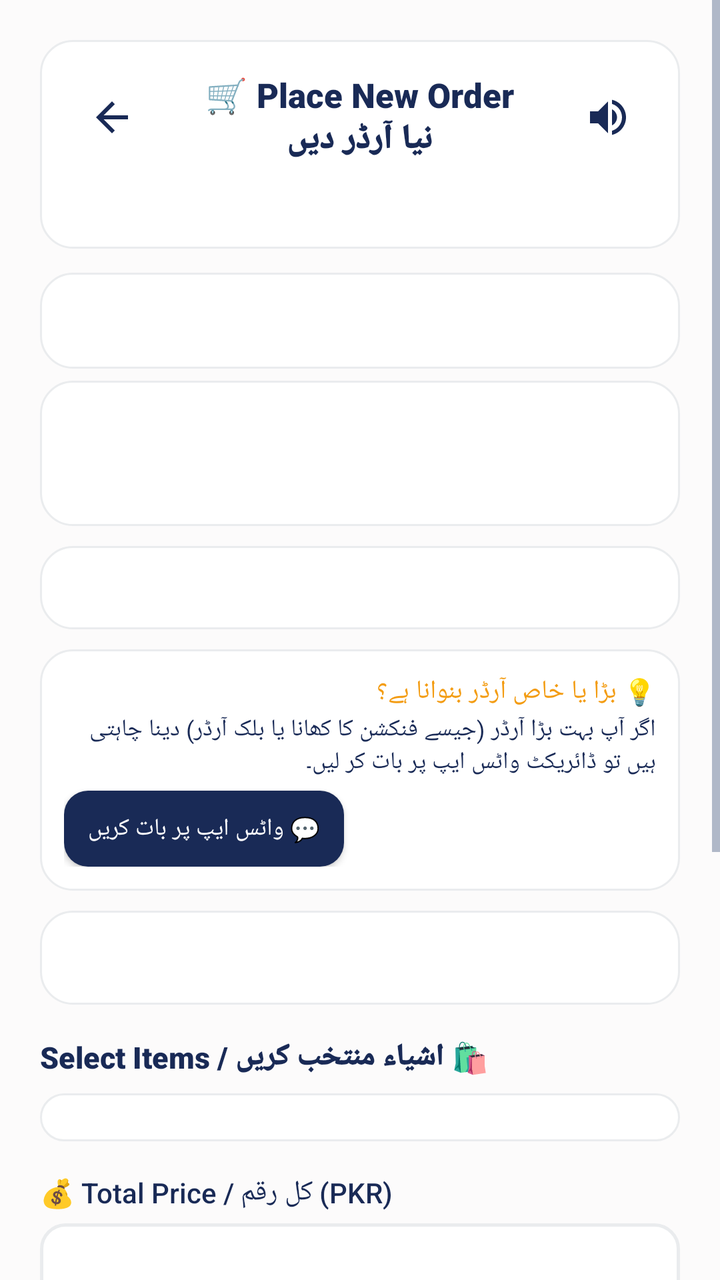
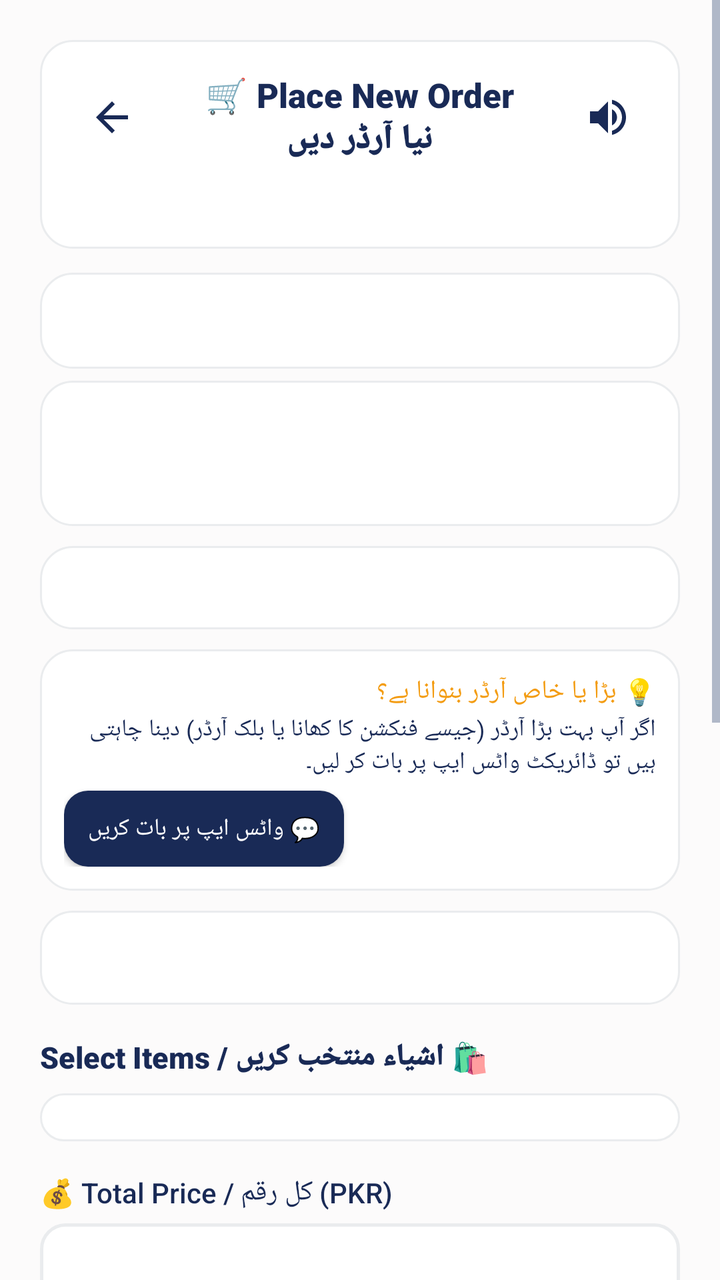

The first picture is an Android layout as it rendered before a commit; the second is the same layout after the commit. The layout source and the unified diff follow.
<!-- AndroidManifest.xml: application theme Theme.SheEmpower -->
<!-- res/layout/activity_place_order.xml -->
<?xml version="1.0" encoding="utf-8"?>
<ScrollView xmlns:android="http://schemas.android.com/apk/res/android"
    xmlns:app="http://schemas.android.com/apk/res-auto"
    android:layout_width="match_parent"
    android:layout_height="match_parent"
    android:background="@color/background">

    <LinearLayout
        android:layout_width="match_parent"
        android:layout_height="wrap_content"
        android:orientation="vertical"
        android:padding="20dp">

        
        <LinearLayout
            android:layout_width="match_parent"
            android:layout_height="wrap_content"
            android:background="@drawable/bg_skeu_card"
            android:orientation="vertical"
            android:padding="16dp"
            android:layout_marginBottom="12dp">

            <RelativeLayout
                android:layout_width="match_parent"
                android:layout_height="wrap_content">

                <ImageButton
                    android:id="@+id/btnBack"
                    android:layout_width="40dp"
                    android:layout_height="40dp"
                    android:layout_alignParentStart="true"
                    android:layout_centerVertical="true"
                    android:background="?attr/selectableItemBackgroundBorderless"
                    android:src="@drawable/ic_arrow_back"
                    app:tint="@color/text_primary"
                    android:contentDescription="Back" />

                <TextView
                    android:layout_width="wrap_content"
                    android:layout_height="wrap_content"
                    android:layout_centerInParent="true"
                    android:text="🛒 Place New Order\nنیا آرڈر دیں"
                    android:textColor="@color/text_primary"
                    android:textSize="17sp"
                    android:gravity="center"
                    android:fontFamily="sans-serif-black" />

                <ImageButton
                    android:id="@+id/btnSpeaker"
                    android:layout_width="40dp"
                    android:layout_height="40dp"
                    android:layout_alignParentEnd="true"
                    android:layout_centerVertical="true"
                    android:background="?attr/selectableItemBackgroundBorderless"
                    android:src="@drawable/ic_speaker"
                    app:tint="@color/text_primary"
                    android:contentDescription="Speaker" />
            </RelativeLayout>

            <TextView
                android:id="@+id/tvCategoryHeader"
                android:layout_width="match_parent"
                android:layout_height="wrap_content"
                android:textColor="@color/text_primary"
                android:fontFamily="sans-serif-bold"
                android:textSize="14sp"
                android:layout_marginTop="8dp" />

        </LinearLayout>

        <Spinner
            android:id="@+id/spinnerOrderCategory"
            android:layout_width="match_parent"
            android:layout_height="48dp"
            android:background="@drawable/bg_skeu_card"
            android:paddingStart="10dp"
            android:paddingEnd="10dp"
            android:layout_marginBottom="6dp" />

        <TextView
            android:id="@+id/tvPageIndicator"
            android:layout_width="match_parent"
            android:layout_height="wrap_content"
            android:gravity="center"
            android:textColor="@color/text_primary"
            android:fontFamily="sans-serif-bold"
            android:textSize="14sp"
            android:padding="10dp"
            android:background="@drawable/bg_skeu_card"
            android:layout_marginBottom="10dp"
            android:visibility="gone" />

        <LinearLayout
            android:layout_width="match_parent"
            android:layout_height="wrap_content"
            android:orientation="horizontal"
            android:background="@drawable/bg_skeu_card"
            android:padding="16dp"
            android:gravity="center_vertical">

            <LinearLayout
                android:layout_width="0dp"
                android:layout_height="wrap_content"
                android:layout_weight="1"
                android:orientation="vertical">

                <TextView
                    android:id="@+id/tvSellerName"
                    android:layout_width="wrap_content"
                    android:layout_height="wrap_content"
                    android:fontFamily="sans-serif-black"
                    android:textColor="#FFFFFF"
                    android:textSize="16sp" />

                <TextView
                    android:id="@+id/tvSellerMeta"
                    android:layout_width="wrap_content"
                    android:layout_height="wrap_content"
                    android:textColor="#FFFFFF" />
            </LinearLayout>

            <TextView
                android:id="@+id/tvSellerVerified"
                android:layout_width="wrap_content"
                android:layout_height="wrap_content"
                android:textColor="@color/success_green"
                android:fontFamily="sans-serif-bold" />
        </LinearLayout>

        <TextView
            android:id="@+id/tvDeliveryInfo"
            android:layout_width="match_parent"
            android:layout_height="wrap_content"
            android:background="@drawable/bg_skeu_card"
            android:padding="12dp"
            android:layout_marginTop="10dp"
            android:textColor="@color/text_primary"
            android:fontFamily="sans-serif-medium"
            android:textSize="13sp" />



        
        <LinearLayout
            android:id="@+id/cardBulkOrderNote"
            android:layout_width="match_parent"
            android:layout_height="wrap_content"
            android:orientation="vertical"
            android:background="@drawable/bg_skeu_card"
            android:padding="12dp"
            android:layout_marginTop="10dp">

            <TextView
                android:layout_width="match_parent"
                android:layout_height="wrap_content"
                android:text="💡 بڑا یا خاص آرڈر بنوانا ہے؟"
                android:fontFamily="sans-serif-bold"
                android:textColor="@color/warning_amber"
                android:textSize="13sp" />

            <TextView
                android:layout_width="match_parent"
                android:layout_height="wrap_content"
                android:text="اگر آپ بہت بڑا آرڈر (جیسے فنکشن کا کھانا یا بلک آرڈر) دینا چاہتی ہیں تو ڈائریکٹ واٹس ایپ پر بات کر لیں۔"
                android:textColor="@color/text_primary"
                android:textSize="12sp"
                android:layout_marginTop="2dp" />

            <Button
                android:id="@+id/btnBulkWhatsApp"
                android:layout_width="wrap_content"
                android:layout_height="38dp"
                android:text="💬 واٹس ایپ پر بات کریں"
                android:textSize="12sp"
                android:textColor="#FFFFFF"
                android:background="@drawable/bg_skeu_button_primary"
                android:paddingStart="12dp"
                android:paddingEnd="12dp"
                android:layout_marginTop="6dp" />
        </LinearLayout>

        <TextView
            android:id="@+id/tvSelectedItem"
            android:layout_width="match_parent"
            android:layout_height="wrap_content"
            android:background="@drawable/bg_skeu_card"
            android:padding="14dp"
            android:layout_marginTop="10dp"
            android:textColor="@color/text_primary"
            android:fontFamily="sans-serif-bold" />

        
        <TextView
            android:id="@+id/tvChecklistHeader"
            android:layout_width="wrap_content"
            android:layout_height="wrap_content"
            android:text="🛍️ اشیاء منتخب کریں / Select Items"
            android:fontFamily="sans-serif-black"
            android:textColor="@color/text_primary"
            android:textSize="15sp"
            android:layout_marginTop="16dp" />

        <TextView
            android:id="@+id/tvChecklistEmpty"
            android:layout_width="match_parent"
            android:layout_height="wrap_content"
            android:text="اس بیچنے والی کی کوئی چیز موجود نہیں"
            android:textColor="@color/text_secondary"
            android:visibility="gone"
            android:layout_marginTop="8dp" />

        <LinearLayout
            android:id="@+id/layoutProductChecklist"
            android:layout_width="match_parent"
            android:layout_height="wrap_content"
            android:orientation="vertical"
            android:background="@drawable/bg_skeu_card"
            android:padding="12dp"
            android:layout_marginTop="8dp" />

        
        <TextView
            android:id="@+id/tvProductFormTabHeader"
            android:layout_width="wrap_content"
            android:layout_height="wrap_content"
            android:text="📝 Select Product to Fill Form / فارم کے لیے چیز منتخب کریں"
            android:fontFamily="sans-serif-black"
            android:textColor="@color/text_primary"
            android:textSize="15sp"
            android:layout_marginTop="16dp"
            android:visibility="gone" />

        <LinearLayout
            android:id="@+id/layoutProductFormTabs"
            android:layout_width="match_parent"
            android:layout_height="wrap_content"
            android:orientation="vertical"
            android:layout_marginTop="8dp"
            android:visibility="gone" />

        <LinearLayout
            android:id="@+id/layoutDynamicFields"
            android:layout_width="match_parent"
            android:layout_height="wrap_content"
            android:orientation="vertical" />

        <TextView
            android:layout_width="wrap_content"
            android:layout_height="wrap_content"
            android:text="💰 Total Price / کل رقم (PKR)"
            android:textColor="@color/text_primary"
            android:fontFamily="sans-serif-medium"
            android:layout_marginTop="16dp" />

        <com.google.android.material.textfield.TextInputEditText
            android:id="@+id/etAmount"
            android:layout_width="match_parent"
            android:layout_height="52dp"
            android:inputType="number"
            android:padding="14dp"
            android:background="@drawable/bg_skeu_input"
            android:layout_marginTop="6dp" />

        <TextView
            android:id="@+id/tvAmountLockedNote"
            android:layout_width="match_parent"
            android:layout_height="wrap_content"
            android:textColor="@color/warning_amber"
            android:textSize="11sp"
            android:layout_marginTop="4dp"
            android:visibility="gone" />

        <LinearLayout
            android:id="@+id/layoutBuyerAddress"
            android:layout_width="match_parent"
            android:layout_height="wrap_content"
            android:orientation="vertical">

            <TextView
                android:layout_width="wrap_content"
                android:layout_height="wrap_content"
                android:text="📍 آپ کا ڈیلیوری پتہ"
                android:textColor="@color/text_primary"
                android:fontFamily="sans-serif-medium"
                android:layout_marginTop="16dp" />

            <com.google.android.material.textfield.TextInputEditText
                android:id="@+id/etAddress"
                android:layout_width="match_parent"
                android:layout_height="52dp"
                android:padding="14dp"
                android:background="@drawable/bg_skeu_input"
                android:layout_marginTop="6dp" />
        </LinearLayout>

        <TextView
            android:layout_width="wrap_content"
            android:layout_height="wrap_content"
            android:text="📝 اضافی نوٹس (اختیاری)"
            android:textColor="@color/text_primary"
            android:fontFamily="sans-serif-medium"
            android:layout_marginTop="16dp" />

        <com.google.android.material.textfield.TextInputEditText
            android:id="@+id/etNotes"
            android:layout_width="match_parent"
            android:layout_height="52dp"
            android:padding="14dp"
            android:background="@drawable/bg_skeu_input"
            android:layout_marginTop="6dp" />

        
        <LinearLayout
            android:id="@+id/layoutWizardNav"
            android:layout_width="match_parent"
            android:layout_height="wrap_content"
            android:orientation="horizontal"
            android:layout_marginTop="16dp"
            android:layout_marginBottom="8dp"
            android:visibility="gone">

            <Button
                android:id="@+id/btnOnlyThisOrder"
                android:layout_width="0dp"
                android:layout_height="48dp"
                android:layout_weight="1"
                android:layout_marginEnd="4dp"
                android:text="🛑 دیگر چیزیں نہیں چاہیے\nNo Other Items"
                android:textSize="11sp"
                android:fontFamily="sans-serif-bold"
                android:textColor="#FFFFFF"
                android:background="@drawable/bg_skeu_button_primary" />

            <Button
                android:id="@+id/btnBrowseMore"
                android:layout_width="0dp"
                android:layout_height="48dp"
                android:layout_weight="1"
                android:layout_marginStart="4dp"
                android:text="▶️ اگلا صفحہ (دیگر فارم)\nNext Page"
                android:textSize="11sp"
                android:fontFamily="sans-serif-bold"
                android:textColor="#FFFFFF"
                android:background="@drawable/bg_skeu_button_primary" />
        </LinearLayout>

        <Button
            android:id="@+id/btnSubmitOrder"
            android:layout_width="match_parent"
            android:layout_height="56dp"
            android:text="✅ آرڈر جمع کروائیں"
            android:fontFamily="sans-serif-medium"
            android:textSize="15sp"
            android:background="@drawable/bg_skeu_button_primary"
            android:textColor="#FFFFFF"
            android:layout_marginTop="16dp"
            android:layout_marginBottom="20dp" />

    </LinearLayout>
</ScrollView>
<!-- resources referenced by this layout -->
<resources>
  <color name="background">#FCFBFB</color>
  <color name="success_green">#2ECC71</color>
  <color name="text_primary">#192A56</color>
  <color name="text_secondary">#6B7A99</color>
  <color name="warning_amber">#F39C12</color>
  <!-- drawable bg_skeu_button_primary (drawable) -->
  <?xml version="1.0" encoding="utf-8"?>
  <shape xmlns:android="http://schemas.android.com/apk/res/android"
      android:shape="rectangle">
      <solid android:color="@color/midnight_navy" />
      <corners android:radius="12dp" />
  </shape>
  <!-- drawable bg_skeu_card (drawable) -->
  <?xml version="1.0" encoding="utf-8"?>
  <shape xmlns:android="http://schemas.android.com/apk/res/android"
      android:shape="rectangle">
      <solid android:color="@color/white" />
      <corners android:radius="16dp" />
      <stroke android:color="@color/card_border" android:width="1dp" />
  </shape>
  <!-- drawable bg_skeu_input (drawable) -->
  <?xml version="1.0" encoding="utf-8"?>
  <shape xmlns:android="http://schemas.android.com/apk/res/android"
      android:shape="rectangle">
      <solid android:color="@color/white" />
      <corners android:radius="12dp" />
      <stroke android:color="@color/card_border" android:width="1.5dp" />
  </shape>
  <!-- drawable ic_arrow_back (drawable) -->
  <?xml version="1.0" encoding="utf-8"?>
  <vector xmlns:android="http://schemas.android.com/apk/res/android"
      android:width="24dp"
      android:height="24dp"
      android:viewportWidth="24"
      android:viewportHeight="24">
      <path
          android:fillColor="#FFFFFF"
          android:pathData="M20,11H7.83l5.59-5.59L12,4l-8,8l8,8l1.41-1.41L7.83,13H20v-2z"/>
  </vector>
  <!-- drawable ic_speaker (drawable) -->
  <?xml version="1.0" encoding="utf-8"?>
  <vector xmlns:android="http://schemas.android.com/apk/res/android"
      android:width="24dp"
      android:height="24dp"
      android:viewportWidth="24"
      android:viewportHeight="24">
      <path
          android:fillColor="#FFFFFF"
          android:pathData="M3,9v6h4l5,5V4L7,9H3zm13.5,3c0-1.77-1.02-3.29-2.5-4.03v8.05c1.48-0.73,2.5-2.25,2.5-4.02zM14,3.23v2.06c2.89,0.86,5,3.54,5,6.71s-2.11,5.85-5,6.71v2.06c4.01-0.91,7-4.49,7-8.77s-2.99-7.86-7-8.77z"/>
  </vector>
  <style name="Theme.SheEmpower" parent="Theme.AppCompat.Light.NoActionBar">
          <item name="colorPrimary">@color/primary</item>
          <item name="colorPrimaryDark">@color/primary_dark</item>
          <item name="colorAccent">@color/accent</item>
          <item name="android:windowBackground">@color/background</item>
          <item name="android:colorBackground">@color/background</item>
          <item name="android:textColorPrimary">@color/text_primary</item>
          <item name="android:textColorSecondary">@color/text_secondary</item>
          <item name="android:statusBarColor">@color/primary_dark</item>
      </style>
  <color name="midnight_navy">#192A56</color>
  <color name="white">#FFFFFF</color>
  <color name="card_border">#EAECEE</color>
  <color name="primary">#192A56</color>
  kkkkkkkkk
  <color name="primary_dark">#0F1B3D</color>
  <color name="accent">#F7D794</color>
</resources>

<!-- the commit's change to res/layout/activity_place_order.xml (unified diff, before → after) -->
@@ -344,6 +344,118 @@
                 android:background="@drawable/bg_skeu_button_primary" />
         </LinearLayout>
 
+        
+        <TextView
+            android:layout_width="wrap_content"
+            android:layout_height="wrap_content"
+            android:text="💵 Payment Method / ادائیگی کا طریقہ"
+            android:textColor="@color/text_primary"
+            android:fontFamily="sans-serif-bold"
+            android:textSize="15sp"
+            android:layout_marginTop="16dp" />
+
+        <RadioGroup
+            android:id="@+id/rgPaymentMethod"
+            android:layout_width="match_parent"
+            android:layout_height="wrap_content"
+            android:orientation="vertical"
+            android:background="@drawable/bg_skeu_card"
+            android:padding="12dp"
+            android:layout_marginTop="8dp">
+
+            <RadioButton
+                android:id="@+id/rbPaymentCOD"
+                android:layout_width="match_parent"
+                android:layout_height="wrap_content"
+                android:checked="true"
+                android:text="💵 Cash on Delivery (COD) / کیش آن ڈیلیوری"
+                android:textColor="@color/text_primary"
+                android:textSize="14sp" />
+
+            <RadioButton
+                android:id="@+id/rbPaymentEasyPaisa"
+                android:layout_width="match_parent"
+                android:layout_height="wrap_content"
+                android:text="💳 EasyPaisa / ایزی پیسہ"
+                android:textColor="@color/text_primary"
+                android:textSize="14sp"
+                android:layout_marginTop="4dp" />
+
+            <RadioButton
+                android:id="@+id/rbPaymentJazzCash"
+                android:layout_width="match_parent"
+                android:layout_height="wrap_content"
+                android:text="💳 JazzCash / جاز کیش"
+                android:textColor="@color/text_primary"
+                android:textSize="14sp"
+                android:layout_marginTop="4dp" />
+        </RadioGroup>
+
+        
+        <LinearLayout
+            android:id="@+id/layoutPaymentProofSection"
+            android:layout_width="match_parent"
+            android:layout_height="wrap_content"
+            android:orientation="vertical"
+            android:background="@drawable/bg_skeu_card"
+            android:padding="14dp"
+            android:layout_marginTop="12dp"
+            android:visibility="gone">
+
+            <TextView
+                android:id="@+id/tvSellerAccountInfo"
+                android:layout_width="match_parent"
+                android:layout_height="wrap_content"
+                android:text="💳 Seller Account Information"
+                android:textColor="@color/accent"
+                android:fontFamily="sans-serif-bold"
+                android:textSize="14sp" />
+
+            <TextView
+                android:layout_width="match_parent"
+                android:layout_height="wrap_content"
+                android:text="ادائیگی کے بعد اپنی رسید کا اسکرین شاٹ اپلوڈ کریں / After payment, upload your payment screenshot:"
+                android:textColor="@color/text_primary"
+                android:textSize="13sp"
+                android:layout_marginTop="6dp" />
+
+            <LinearLayout
+                android:layout_width="match_parent"
+                android:layout_height="wrap_content"
+                android:orientation="horizontal"
+                android:gravity="center_vertical"
+                android:layout_marginTop="10dp">
+
+                <Button
+                    android:id="@+id/btnPickPaymentProof"
+                    android:layout_width="0dp"
+                    android:layout_height="48dp"
+                    android:layout_weight="1"
+                    android:text="📷 Upload Screenshot / رسید لائیں"
+                    android:textSize="12sp"
+                    android:background="@drawable/bg_skeu_button_cream"
+                    android:textColor="@color/primary"
+                    android:layout_marginEnd="6dp" />
+
+                <ImageView
+                    android:id="@+id/ivPaymentProofPreview"
+                    android:layout_width="50dp"
+                    android:layout_height="50dp"
+                    android:scaleType="centerCrop"
+                    android:background="@drawable/bg_skeu_input"
+                    android:visibility="gone"
+                    android:contentDescription="Payment Proof Preview" />
+            </LinearLayout>
+
+            <TextView
+                android:id="@+id/tvPaymentProofStatus"
+                android:layout_width="match_parent"
+                android:layout_height="wrap_content"
+                android:textColor="@color/text_secondary"
+                android:textSize="12sp"
+                android:layout_marginTop="6dp" />
+        </LinearLayout>
+
         <Button
             android:id="@+id/btnSubmitOrder"
             android:layout_width="match_parent"
<!-- resource entries referenced after the edit -->
@@ -5,6 +5,14 @@
   <color name="text_primary">#192A56</color>
   <color name="text_secondary">#6B7A99</color>
   <color name="warning_amber">#F39C12</color>
+  <!-- drawable bg_skeu_button_cream (drawable) -->
+  <?xml version="1.0" encoding="utf-8"?>
+  <shape xmlns:android="http://schemas.android.com/apk/res/android"
+      android:shape="rectangle">
+      <solid android:color="@color/pearl_white" />
+      <corners android:radius="12dp" />
+      <stroke android:color="@color/champagne" android:width="1dp" />
+  </shape>
   <!-- drawable bg_skeu_button_primary (drawable) -->
   <?xml version="1.0" encoding="utf-8"?>
   <shape xmlns:android="http://schemas.android.com/apk/res/android"
@@ -60,6 +68,8 @@
           <item name="android:textColorSecondary">@color/text_secondary</item>
           <item name="android:statusBarColor">@color/primary_dark</item>
       </style>
+  <color name="pearl_white">#FCFBFB</color>
+  <color name="champagne">#F7D794</color>
   <color name="midnight_navy">#192A56</color>
   <color name="white">#FFFFFF</color>
   <color name="card_border">#EAECEE</color>
